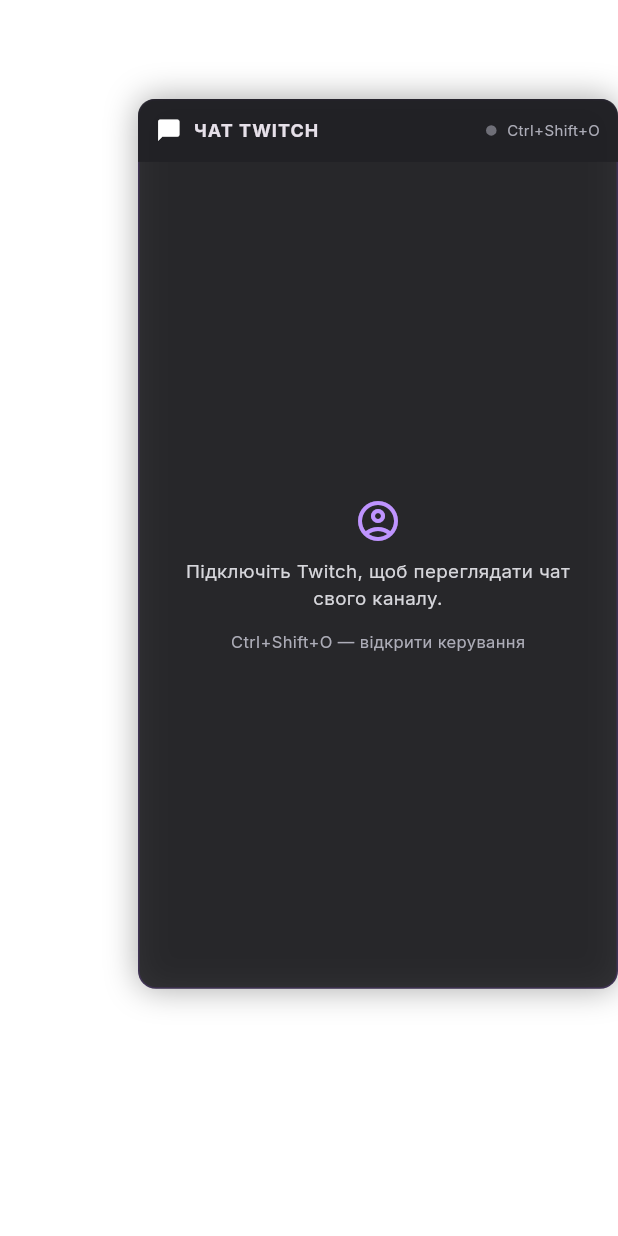
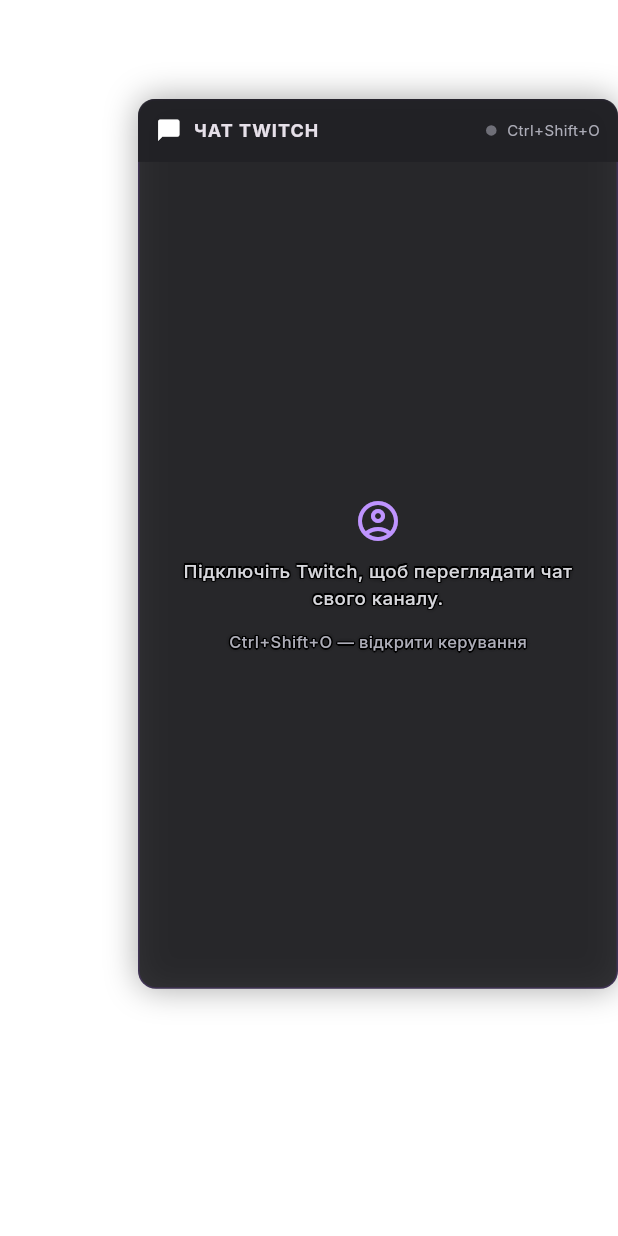
Before and after one commit to dealnotedev/twitch_chat_overlay, a Flutter app: the screen it shows after launch, on a phone screen of 412 x 824 dp. Run offline on Flutter 3.47's test engine with Material 3 defaults, Android fonts, the phone set to English and light mode, and no system bars; our stand-ins replace cached_network_image, dio, shared_preferences; missing offline and left inert: open_url, tray_manager.

Commit message:
Improve chat readability over bright game backgrounds

```diff
--- a/lib/chat/chat_panel.dart
+++ b/lib/chat/chat_panel.dart
@@ -3,6 +3,7 @@
 import 'package:cached_network_image/cached_network_image.dart';
 import 'package:flutter/material.dart';
 import 'package:twitch_chat_overlay/chat/chat_item.dart';
+import 'package:twitch_chat_overlay/chat/chat_readability.dart';
 import 'package:twitch_chat_overlay/chat/chat_message_content.dart';
 import 'package:twitch_chat_overlay/chat/chat_event_card.dart';
 import 'package:twitch_chat_overlay/l10n/generated/app_localizations.dart';
@@ -79,7 +80,9 @@
               style: const TextStyle(fontSize: 11, color: Color(0xFFFFB31A)),
             ),
           ),
-        Expanded(child: body),
+        Expanded(
+          child: DefaultTextStyle.merge(style: chatReadableStyle, child: body),
+        ),
         if (widget.authState.status == TwitchAuthStatus.signedIn &&
             widget.interactive)
           _Composer(
@@ -578,5 +581,7 @@
   if (value == null || value.isEmpty) return const Color(0xFFB8B8FF);
   final hex = value.replaceFirst('#', '');
   final parsed = int.tryParse(hex, radix: 16);
-  return parsed == null ? const Color(0xFFB8B8FF) : Color(0xFF000000 | parsed);
+  return parsed == null
+      ? const Color(0xFFB8B8FF)
+      : readableChatColor(Color(0xFF000000 | parsed));
 }
--- /dev/null
+++ b/lib/chat/chat_readability.dart
@@ -0,0 +1,36 @@
+import 'package:flutter/material.dart';
+
+/// Opaque glyph protection, independent of the panel background opacity.
+/// Sharp shadows preserve inline emotes and a single text layout.
+const chatReadableStyle = TextStyle(
+  color: Colors.white,
+  fontWeight: FontWeight.w500,
+  shadows: [
+    Shadow(color: Color(0xE6000000), blurRadius: 4),
+    Shadow(color: Colors.black, offset: Offset(-1, 0)),
+    Shadow(color: Colors.black, offset: Offset(1, 0)),
+    Shadow(color: Colors.black, offset: Offset(0, -1)),
+    Shadow(color: Colors.black, offset: Offset(0, 1)),
+    Shadow(color: Colors.black, offset: Offset(-0.75, -0.75)),
+    Shadow(color: Colors.black, offset: Offset(0.75, -0.75)),
+    Shadow(color: Colors.black, offset: Offset(-0.75, 0.75)),
+    Shadow(color: Colors.black, offset: Offset(0.75, 0.75)),
+  ],
+);
+
+/// Keep Twitch hues with at least 4.5:1 contrast against the black contour.
+Color readableChatColor(Color color) {
+  final opaque = color.withValues(alpha: 1);
+  if (opaque.computeLuminance() >= 0.175) return opaque;
+  var low = 0.0;
+  var high = 1.0;
+  for (var i = 0; i < 12; i++) {
+    final mix = (low + high) / 2;
+    if (Color.lerp(opaque, Colors.white, mix)!.computeLuminance() < 0.175) {
+      low = mix;
+    } else {
+      high = mix;
+    }
+  }
+  return Color.lerp(opaque, Colors.white, high)!;
+}
```
Also changed, not shown: lib/chat/chat_message_content.dart (+7 -1 lines).
